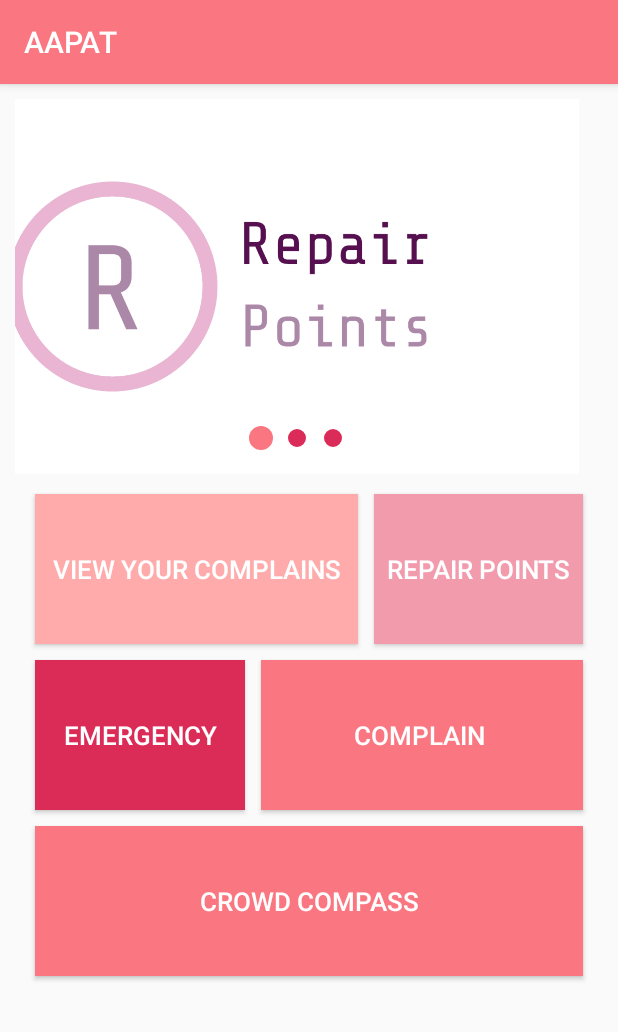
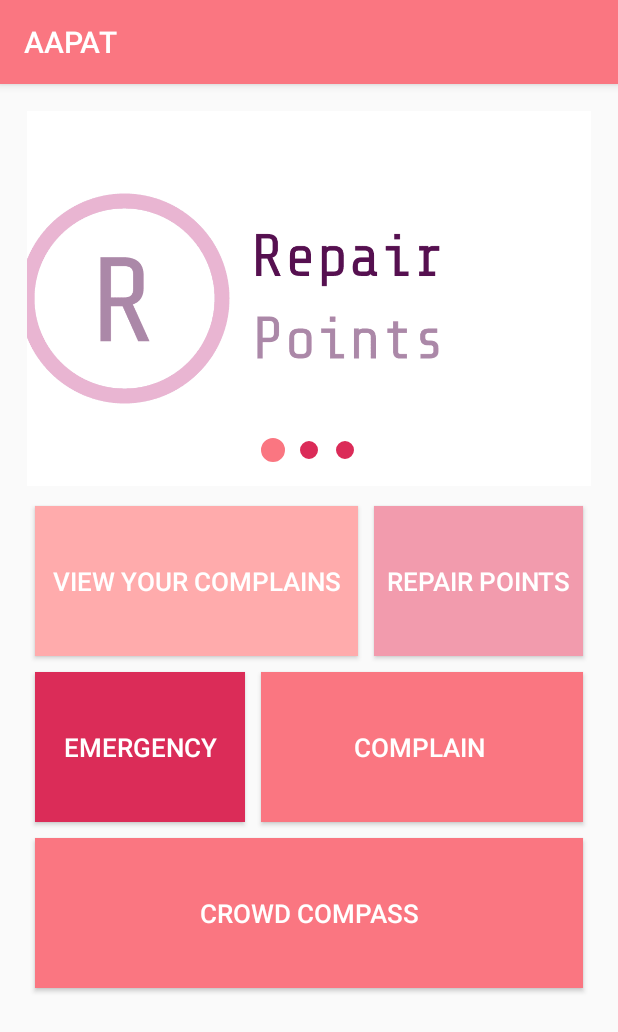
Before and after one commit to ashiagarwal73/DevConEmergencyApp, an Android app: the screen it shows after launch (MainActivity), on a phone screen of 412 x 824 dp. Shown: the top 1032 px of the screen. Run offline under Robolectric (Android 15) with nearby library versions, the phone set to English and light mode, and no system bars.

Commit message:
Padding fixed

```diff
--- a/app/src/main/res/layout/fragment_main.xml
+++ b/app/src/main/res/layout/fragment_main.xml
@@ -96,8 +96,14 @@
         android:id="@+id/view_pager_fragment_main"
         android:layout_width="376dp"
         android:layout_height="250dp"
-        tools:layout_editor_absoluteX="18dp"
-        tools:layout_editor_absoluteY="18dp" />
+        android:layout_marginStart="8dp"
+        android:layout_marginLeft="8dp"
+        android:layout_marginTop="8dp"
+        android:layout_marginEnd="8dp"
+        android:layout_marginRight="8dp"
+        app:layout_constraintEnd_toEndOf="parent"
+        app:layout_constraintStart_toStartOf="parent"
+        app:layout_constraintTop_toTopOf="parent" />
 
     <android.support.design.widget.TabLayout
         android:id="@+id/tab_layout_fragment_main"
```
